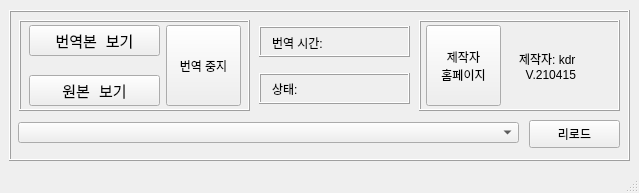
kdrkdrkdr/EhndWebTranslate, file UI_MAIN.ui: the form before one commit.
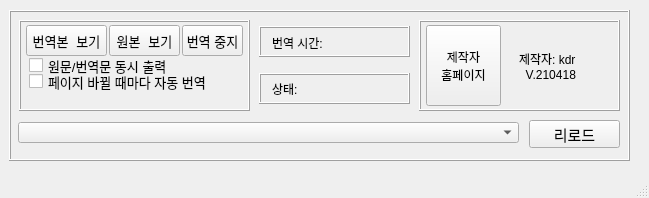
The form after the commit.

Diff of the .ui file:
```diff
--- a/UI_MAIN.ui
+++ b/UI_MAIN.ui
@@ -9,8 +9,8 @@
    <rect>
     <x>0</x>
     <y>0</y>
-    <width>639</width>
-    <height>193</height>
+    <width>649</width>
+    <height>198</height>
    </rect>
   </property>
   <property name="minimumSize">
@@ -53,6 +53,11 @@
        <height>28</height>
       </rect>
      </property>
+     <property name="font">
+      <font>
+       <pointsize>11</pointsize>
+      </font>
+     </property>
      <property name="text">
       <string>리로드</string>
      </property>
@@ -128,7 +133,7 @@
       <property name="geometry">
        <rect>
         <x>50</x>
-        <y>8</y>
+        <y>6</y>
         <width>101</width>
         <height>20</height>
        </rect>
@@ -169,16 +174,16 @@
      <widget class="QPushButton" name="show_ori_btn">
       <property name="geometry">
        <rect>
-        <x>10</x>
-        <y>55</y>
-        <width>131</width>
+        <x>90</x>
+        <y>5</y>
+        <width>71</width>
         <height>31</height>
        </rect>
       </property>
       <property name="font">
        <font>
         <family>Consolas</family>
-        <pointsize>11</pointsize>
+        <pointsize>10</pointsize>
         <weight>50</weight>
         <bold>false</bold>
        </font>
@@ -190,16 +195,16 @@
      <widget class="QPushButton" name="show_trans_btn">
       <property name="geometry">
        <rect>
-        <x>10</x>
+        <x>7</x>
         <y>5</y>
-        <width>131</width>
+        <width>81</width>
         <height>31</height>
        </rect>
       </property>
       <property name="font">
        <font>
         <family>Consolas</family>
-        <pointsize>11</pointsize>
+        <pointsize>10</pointsize>
         <weight>50</weight>
         <bold>false</bold>
        </font>
@@ -211,16 +216,57 @@
      <widget class="QPushButton" name="stop_trans_btn">
       <property name="geometry">
        <rect>
-        <x>147</x>
+        <x>163</x>
         <y>5</y>
-        <width>75</width>
-        <height>81</height>
+        <width>61</width>
+        <height>31</height>
        </rect>
       </property>
+      <property name="font">
+       <font>
+        <pointsize>10</pointsize>
+       </font>
+      </property>
       <property name="text">
        <string>번역 중지</string>
       </property>
      </widget>
+     <widget class="QCheckBox" name="isPrintBoth">
+      <property name="geometry">
+       <rect>
+        <x>10</x>
+        <y>36</y>
+        <width>151</width>
+        <height>19</height>
+       </rect>
+      </property>
+      <property name="font">
+       <font>
+        <pointsize>10</pointsize>
+       </font>
+      </property>
+      <property name="text">
+       <string>원문/번역문 동시 출력</string>
+      </property>
+     </widget>
+     <widget class="QCheckBox" name="isAutoTrans">
+      <property name="geometry">
+       <rect>
+        <x>10</x>
+        <y>52</y>
+        <width>211</width>
+        <height>19</height>
+       </rect>
+      </property>
+      <property name="font">
+       <font>
+        <pointsize>10</pointsize>
+       </font>
+      </property>
+      <property name="text">
+       <string>페이지 바뀔 때마다 자동 번역</string>
+      </property>
+     </widget>
     </widget>
     <widget class="QFrame" name="authorFrame">
      <property name="geometry">
@@ -251,7 +297,7 @@
       </property>
       <property name="text">
        <string>제작자: kdr 
-  V.210415</string>
+  V.210418</string>
       </property>
      </widget>
      <widget class="QPushButton" name="go_dev_page">
```
